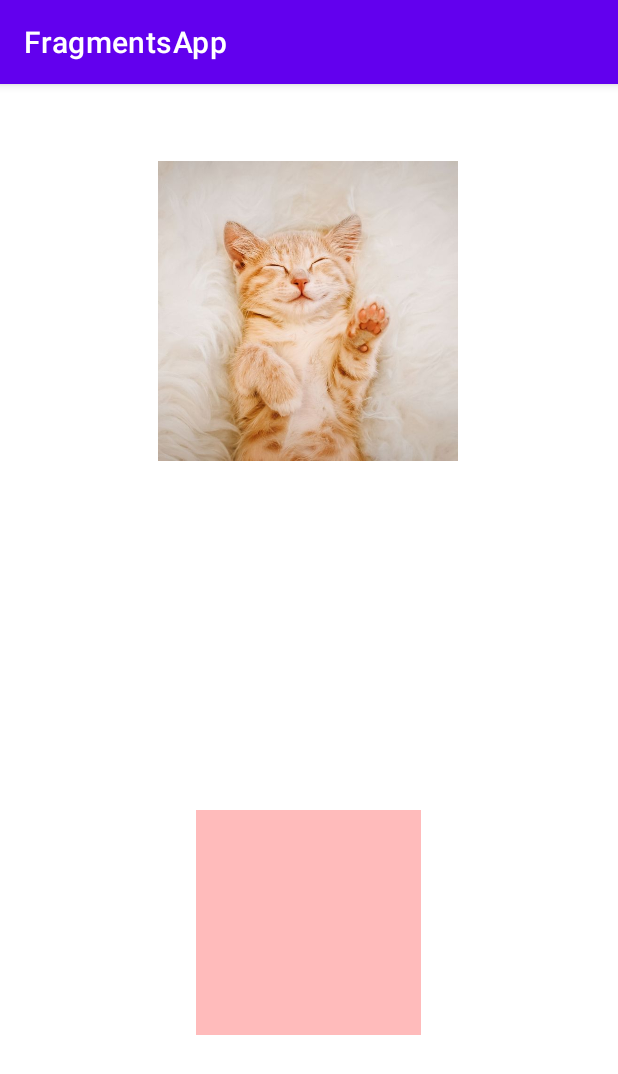
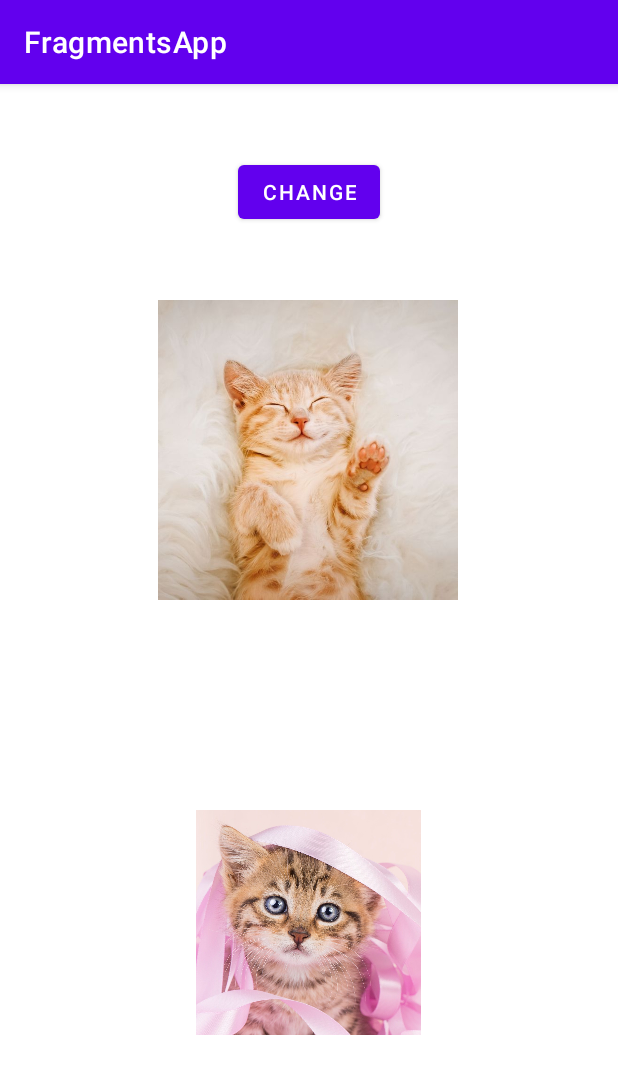
Before and after one commit to karlmorris/BasicFragmentApp, an Android app: the screen it shows after launch (MainActivity), after a tap on an icon or button, on a phone screen of 412 x 824 dp. Shown: the top 1074 px of the screen. Run offline under Robolectric (Android 15) with nearby library versions, the phone set to English and light mode, and no system bars.

Commit message:
Using factory method for startup data

```diff
--- a/app/src/main/java/edu/temple/fragmentsapp/MainActivity.kt
+++ b/app/src/main/java/edu/temple/fragmentsapp/MainActivity.kt
@@ -2,15 +2,26 @@ package edu.temple.fragmentsapp
 
 import androidx.appcompat.app.AppCompatActivity
 import android.os.Bundle
+import android.widget.Button
 
 class MainActivity : AppCompatActivity() {
     override fun onCreate(savedInstanceState: Bundle?) {
         super.onCreate(savedInstanceState)
         setContentView(R.layout.activity_main)
 
+        val fragment1 = RandomImageFragment.newInstance(R.drawable.cat1)
+        val fragment2 = RandomImageFragment.newInstance(R.drawable.cat2)
+
         supportFragmentManager.beginTransaction()
-            .add(R.id.container1, RandomImageFragment())
-            .add(R.id.container2, RandomImageFragment())
+            .add(R.id.container1, fragment1)
+            .add(R.id.container2, fragment2)
             .commit()
+
+        findViewById<Button>(R.id.changeButton).setOnClickListener {
+            fragment1.changeImage()
+        }
+
+        //fragment1.changeImage(R.drawable.cat1)
+        //fragment2.changeImage(R.drawable.cat2)
     }
 }
--- a/app/src/main/java/edu/temple/fragmentsapp/RandomImageFragment.kt
+++ b/app/src/main/java/edu/temple/fragmentsapp/RandomImageFragment.kt
@@ -10,24 +10,61 @@ import java.util.*
 
 class RandomImageFragment : Fragment() {
 
+    private var imageView : ImageView? = null
+    private var imageResource : Int? = null
+
+
+    override fun onCreate(savedInstanceState: Bundle?) {
+        super.onCreate(savedInstanceState)
+
+        arguments?.run{
+            imageResource = getInt("imageResource")
+        }
+    }
+
+
     override fun onCreateView(inflater: LayoutInflater, container: ViewGroup?, savedInstanceState: Bundle?): View? {
 
         val layout = inflater.inflate(R.layout.fragment_random_image, container, false)
 
-        val imageView = layout.findViewById<ImageView>(R.id.imageView)
+        imageView = layout.findViewById<ImageView>(R.id.imageView)
 
-        imageView.setOnClickListener {
-
-            imageView.setImageResource(
-                if (Random().nextInt(2) > 0 ) R.drawable.cat1 else R.drawable.cat2
-            )
-
+        imageView!!.setOnClickListener {
+            changeImage()
         }
-
 
 
         return layout
 
     }
 
+    override fun onViewCreated(view: View, savedInstanceState: Bundle?) {
+        super.onViewCreated(view, savedInstanceState)
+        imageResource?.run{
+            changeImage(this)
+        }
+    }
+
+
+    fun changeImage() {
+        imageView!!.setImageResource(
+            if (Random().nextInt(2) > 0 ) R.drawable.cat1 else R.drawable.cat2
+        )
+    }
+
+    fun changeImage(resourceId: Int) {
+        imageView!!.setImageResource(resourceId)
+    }
+
+
+    companion object {
+        fun newInstance(resourceId: Int) : RandomImageFragment {
+            val fragment = RandomImageFragment()
+            val bundle = Bundle()
+            bundle.putInt("imageResource", resourceId)
+            fragment.arguments = bundle
+            return fragment
+        }
+    }
+
 }
--- a/app/src/main/res/layout/activity_main.xml
+++ b/app/src/main/res/layout/activity_main.xml
@@ -15,7 +15,7 @@
         app:layout_constraintHorizontal_bias="0.497"
         app:layout_constraintStart_toStartOf="parent"
         app:layout_constraintTop_toTopOf="parent"
-        app:layout_constraintVertical_bias="0.09" />
+        app:layout_constraintVertical_bias="0.254" />
 
     <androidx.fragment.app.FragmentContainerView
         android:id="@+id/container2"
@@ -27,4 +27,14 @@
         app:layout_constraintStart_toStartOf="parent"
         app:layout_constraintTop_toTopOf="parent"
         app:layout_constraintVertical_bias="0.783" />
+
+    <Button
+        android:id="@+id/changeButton"
+        android:layout_width="wrap_content"
+        android:layout_height="wrap_content"
+        android:text="Change"
+        app:layout_constraintBottom_toTopOf="@+id/container1"
+        app:layout_constraintEnd_toEndOf="parent"
+        app:layout_constraintStart_toStartOf="parent"
+        app:layout_constraintTop_toTopOf="parent" />
 </androidx.constraintlayout.widget.ConstraintLayout>
```
